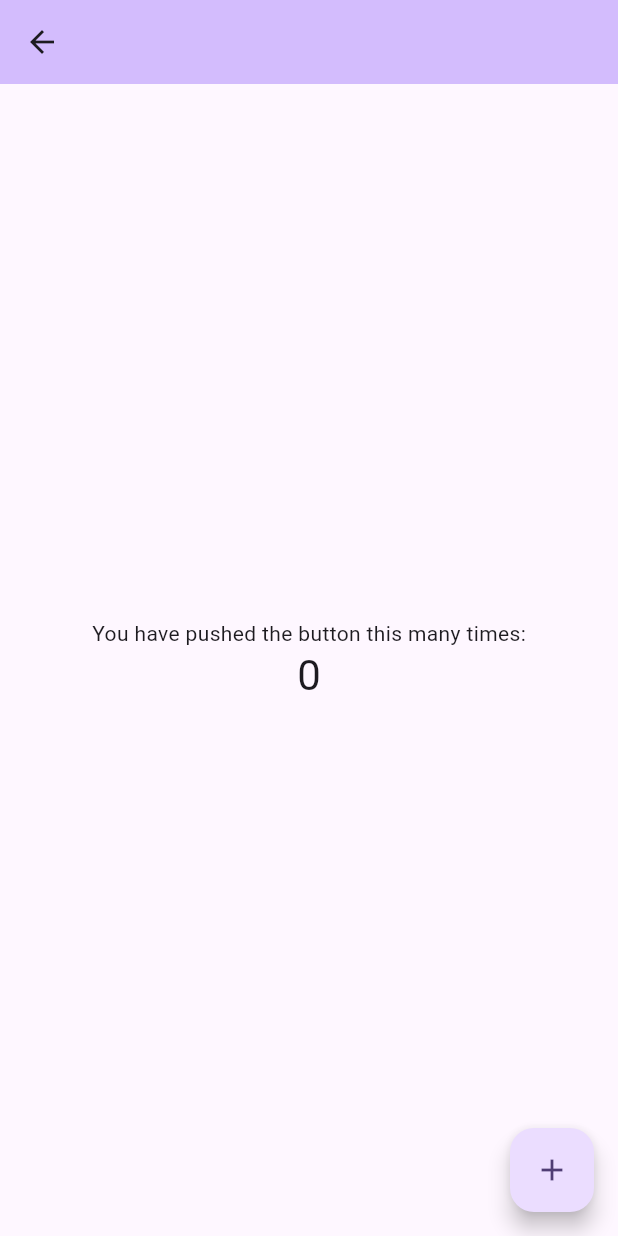
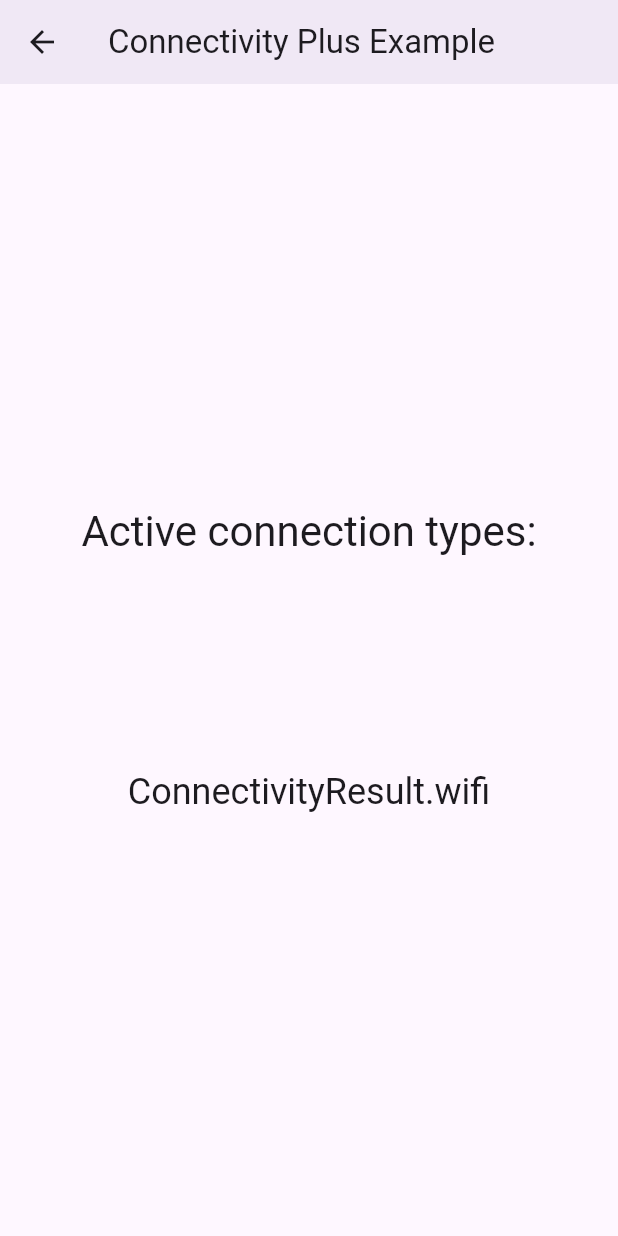
Before and after one commit to abd407/PalFix-1, a Flutter app: the MyHomePage screen opened directly with empty values, on a phone screen of 412 x 824 dp. Run offline on Flutter 3.47's test engine with Material 3 defaults, Android fonts, the phone set to English and light mode, and no system bars; our stand-ins replace animated_splash_screen, cached_network_image, carousel_slider, connectivity_plus, flutter_custom_clippers, flutter_social_button and 2 more; network calls fail; project files that could hold a hidden picture were left out.

Commit message:
check Connectivity to Internet

```diff
--- a/lib/views/Home.dart
+++ b/lib/views/Home.dart
@@ -1,21 +1,18 @@
-import 'dart:convert';
-import 'dart:math';
-import 'package:andallah/services/ApiController.dart';
-import 'package:andallah/models/Services.dart';
+// Copyright 2017 The Chromium Authors. All rights reserved.
+// Use of this source code is governed by a BSD-style license that can be
+// found in the LICENSE file.
+
+// ignore_for_file: public_member_api_docs
+
+import 'dart:async';
+import 'dart:developer' as developer;
+
+import 'package:connectivity_plus/connectivity_plus.dart';
 import 'package:flutter/material.dart';
 import 'package:flutter/services.dart';
 
 class MyHomePage extends StatefulWidget {
-  const MyHomePage({super.key, required this.title});
-
-  // This widget is the home page of your application. It is stateful, meaning
-  // that it has a State object (defined below) that contains fields that affect
-  // how it looks.
-
-  // This class is the configuration for the state. It holds the values (in this
-  // case the title) provided by the parent (in this case the App widget) and
-  // used by the build method of the State. Fields in a Widget subclass are
-  // always marked "final".
+  const MyHomePage(String s, {Key? key, required this.title}) : super(key: key);
 
   final String title;
 
@@ -24,82 +21,84 @@ class MyHomePage extends StatefulWidget {
 }
 
 class _MyHomePageState extends State<MyHomePage> {
-  int _counter = 0;
-  List<Services>? _items;
-  var isloaded = false;
+  List<ConnectivityResult> _connectionStatus = [ConnectivityResult.none];
+  final Connectivity _connectivity = Connectivity();
+  late StreamSubscription<List<ConnectivityResult>> _connectivitySubscription;
 
   @override
   void initState() {
     super.initState();
+    initConnectivity();
 
-    // Fetching data from API
+    _connectivitySubscription =
+        _connectivity.onConnectivityChanged.listen(_updateConnectionStatus);
   }
 
-  getData() async {
-    _items = await ApiController.getServices().then((data) {
-      if (data != null) {
-        isloaded = true;
-        _items = data;
-      } else {
-        _items = [];
-      }
-      print(_items);
-      return _items;
-    }).onError((error, stackTrace) {});
+  @override
+  void dispose() {
+    _connectivitySubscription.cancel();
+    super.dispose();
+  }
+
+  // Platform messages are asynchronous, so we initialize in an async method.
+  Future<void> initConnectivity() async {
+    late List<ConnectivityResult> result;
+    // Platform messages may fail, so we use a try/catch PlatformException.
+    try {
+      result = await _connectivity.checkConnectivity();
+    } on PlatformException catch (e) {
+      developer.log('Couldn\'t check connectivity status', error: e);
+      return;
+    }
+
+    // If the widget was removed from the tree while the asynchronous platform
+    // message was in flight, we want to discard the reply rather than calling
+    // setState to update our non-existent appearance.
+    if (!mounted) {
+      return Future.value(null);
+    }
+
+    return _updateConnectionStatus(result);
+  }
+
+  Future<void> _updateConnectionStatus(List<ConnectivityResult> result) async {
+    setState(() {
+      _connectionStatus = result;
+    });
+    // ignore: avoid_print
+    print('Connectivity changed: $_connectionStatus');
   }
 
   @override
   Widget build(BuildContext context) {
-    // This method is rerun every time setState is called, for instance as done
-    // by the _incrementCounter method above.
-    //
-    // The Flutter framework has been optimized to make rerunning build methods
-    // fast, so that you can just rebuild anything that needs updating rather
-    // than having to individually change instances of widgets.
     return Scaffold(
       appBar: AppBar(
-        // TRY THIS: Try changing the color here to a specific color (to
-        // Colors.amber, perhaps?) and trigger a hot reload to see the AppBar
-        // change color while the other colors stay the same.
-        backgroundColor: Theme.of(context).colorScheme.inversePrimary,
-        // Here we take the value from the MyHomePage object that was created by
-        // the App.build method, and use it to set our appbar title.
-        title: Text(widget.title),
+        title: const Text('Connectivity Plus Example'),
+        elevation: 4,
       ),
-      body: Center(
-        // Center is a layout widget. It takes a single child and positions it
-        // in the middle of the parent.
-        child: Column(
-          // Column is also a layout widget. It takes a list of children and
-          // arranges them vertically. By default, it sizes itself to fit its
-          // children horizontally, and tries to be as tall as its parent.
-          //
-          // Column has various properties to control how it sizes itself and
-          // how it positions its children. Here we use mainAxisAlignment to
-          // center the children vertically; the main axis here is the vertical
-          // axis because Columns are vertical (the cross axis would be
-          // horizontal).
-          //
-          // TRY THIS: Invoke "debug painting" (choose the "Toggle Debug Paint"
-          // action in the IDE, or press "p" in the console), to see the
-          // wireframe for each widget.
-          mainAxisAlignment: MainAxisAlignment.center,
-          children: <Widget>[
-            const Text(
-              'You have pushed the button this many times:',
-            ),
-            Text(
-              '$_counter',
-              style: Theme.of(context).textTheme.headlineMedium,
-            ),
-          ],
-        ),
+      body: Column(
+        mainAxisSize: MainAxisSize.min,
+        children: [
+          const Spacer(flex: 2),
+          Text(
+            'Active connection types:',
+            style: Theme.of(context).textTheme.headlineMedium,
+          ),
+          const Spacer(),
+          ListView(
+            shrinkWrap: true,
+            children: List.generate(
+                _connectionStatus.length,
+                (index) => Center(
+                      child: Text(
+                        _connectionStatus[index].toString(),
+                        style: Theme.of(context).textTheme.headlineSmall,
+                      ),
+                    )),
+          ),
+          const Spacer(flex: 2),
+        ],
       ),
-      floatingActionButton: FloatingActionButton(
-        onPressed: () => getData(),
-        tooltip: 'Increment',
-        child: const Icon(Icons.add),
-      ), // This trailing comma makes auto-formatting nicer for build methods.
     );
   }
 }
--- a/pubspec.yaml
+++ b/pubspec.yaml
@@ -50,6 +50,9 @@ dependencies:
   syncfusion_flutter_datepicker: ^25.2.3
   date_picker_plus: ^3.0.2
   http: any
+  path_provider: ^2.1.3
+  provider: ^6.1.2
+  connectivity_plus: ^6.0.3
 
 
 dev_dependencies:
@@ -76,6 +79,7 @@ flutter:
   uses-material-design: true
   assets:
    - assets/animation/
+   - assets/Imgaes/NoInternetConnection.jpg
    - assets/json/f.json
    - assets/Imgaes/1.webp
    - assets/Imgaes/2.webp
```
Also changed, not shown: lib/services/Directorys.dart (added, +82 -0 lines), lib/views/user_Dashbord.dart (+160 -25 lines), assets/Imgaes/NoInternetConnection.jpg (added), pubspec.lock, 3 other files.
